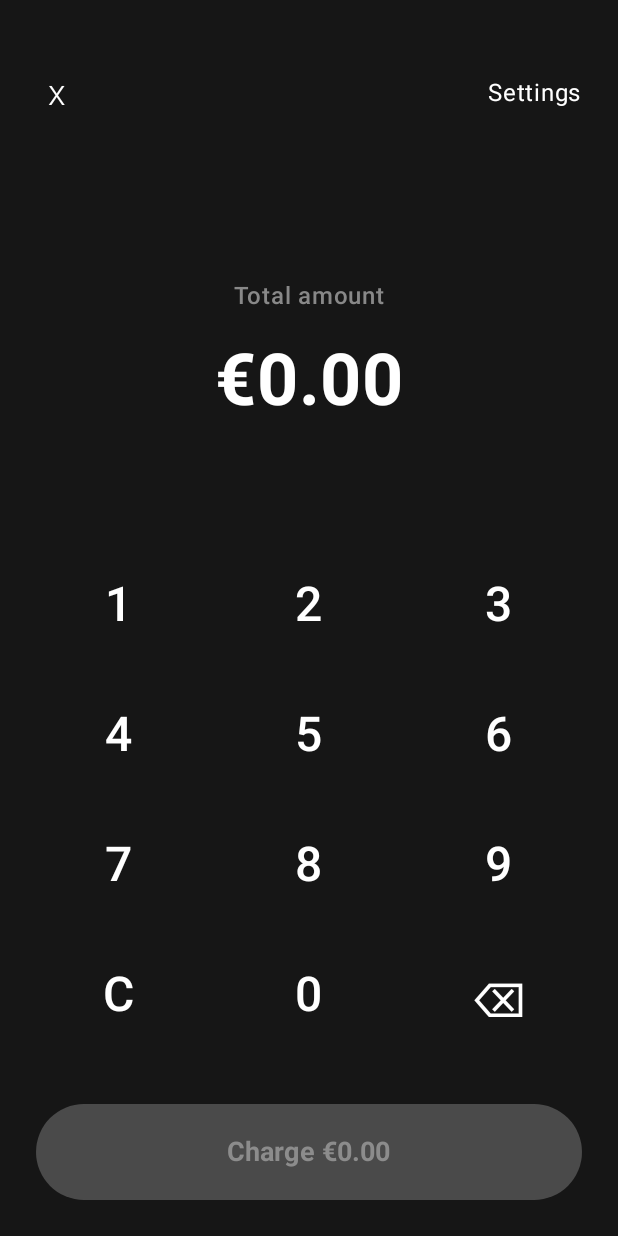
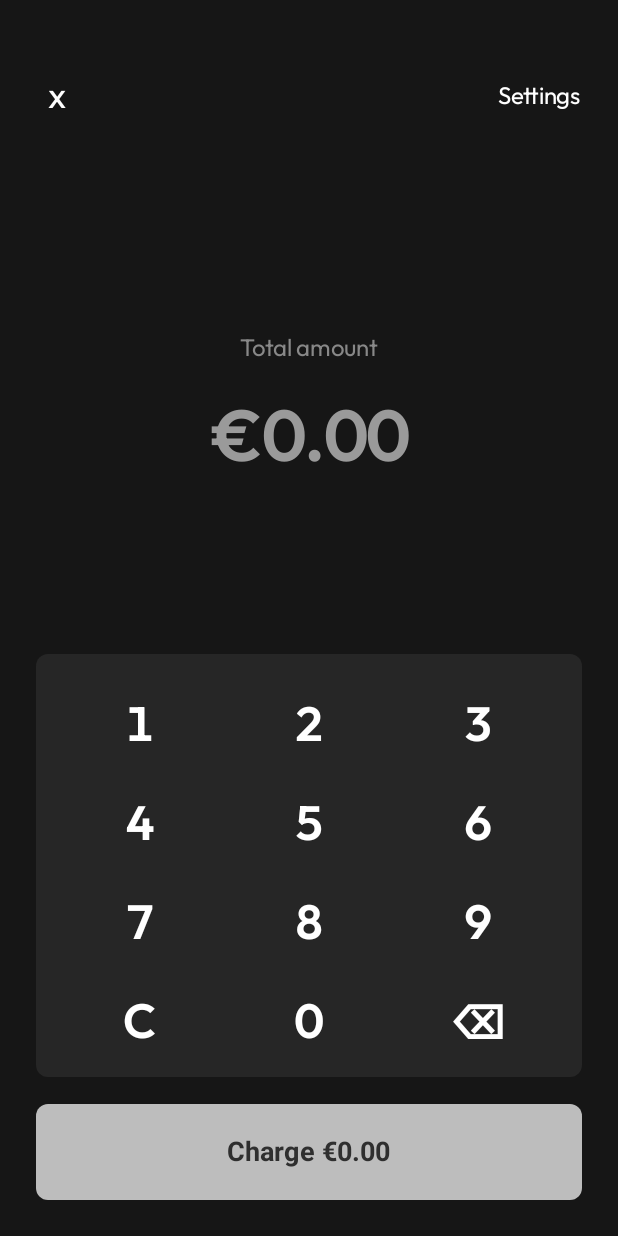
Before and after one commit to NadeNa720/POS, an Android app built with Jetpack Compose: the screen it shows after launch (MainActivity), on a phone screen of 412 x 824 dp. Run offline under Robolectric (Android 15) with nearby library versions, the phone set to English and light mode, and no system bars.

Commit message:
Use Outfit fonts, fix Typography, enable tnum/lnum

```diff
--- a/app/src/main/java/com/example/w/core/ui/components/PosActionButton.kt
+++ b/app/src/main/java/com/example/w/core/ui/components/PosActionButton.kt
@@ -22,8 +22,8 @@ fun PosActionButton(
     enabled: Boolean = true,
     containerColor: Color = Color.White,
     contentColor: Color = Color.Black,
-    disabledContainerColor: Color = Color(0xFF4A4A4A),
-    disabledContentColor: Color = Color(0xFF8C8C8C)
+    disabledContainerColor: Color = Color(0xFFBDBDBD),
+    disabledContentColor: Color = Color(0xFF2F2F2F)
 ) {
     Button(
         onClick = onClick,
@@ -31,7 +31,7 @@ fun PosActionButton(
             .fillMaxWidth()
             .height(64.dp),
         enabled = enabled,
-        shape = RoundedCornerShape(percent = 50),
+        shape = androidx.compose.foundation.shape.RoundedCornerShape(8.dp),
         colors = ButtonDefaults.buttonColors(
             containerColor = containerColor,
             contentColor = contentColor,
--- a/app/src/main/java/com/example/w/core/ui/components/PosKeypadButton.kt
+++ b/app/src/main/java/com/example/w/core/ui/components/PosKeypadButton.kt
@@ -17,12 +17,14 @@ import androidx.compose.ui.unit.TextUnit
 import androidx.compose.ui.unit.dp
 import androidx.compose.ui.unit.sp
 
+import com.example.w.ui.theme.SFPro
+
 @Composable
 fun PosKeypadButton(
     text: String,
     onClick: () -> Unit,
     modifier: Modifier = Modifier,
-    shape: Shape = CircleShape,
+    shape: Shape = androidx.compose.foundation.shape.RoundedCornerShape(6.dp),
     backgroundColor: Color = Color.Transparent,
     contentColor: Color = Color.White,
     fontSize: TextUnit = 32.sp
@@ -36,12 +38,17 @@ fun PosKeypadButton(
     ) {
         Box(
             contentAlignment = Alignment.Center,
-            modifier = Modifier.padding(16.dp)
+            modifier = Modifier
+                .fillMaxSize()
+                .padding(8.dp)
         ) {
             Text(
                 text = text,
                 fontSize = fontSize,
-                fontWeight = FontWeight.Medium
+                fontWeight = FontWeight.SemiBold,
+                letterSpacing = (-0.25).sp,
+                fontFamily = SFPro,
+                style = androidx.compose.ui.text.TextStyle(fontFeatureSettings = "tnum,lnum")
             )
         }
     }
--- a/app/src/main/java/com/example/w/feature/charge/ChargeScreen.kt
+++ b/app/src/main/java/com/example/w/feature/charge/ChargeScreen.kt
@@ -85,81 +85,83 @@ fun ChargeScreen(
                 Text(
                     text = viewModel.formatAmount(state.amountCents),
                     fontSize = 48.sp,
-                    fontWeight = FontWeight.Bold,
+                    fontWeight = FontWeight.SemiBold,
                     textAlign = TextAlign.Center,
-                    color = Color.White
+                    letterSpacing = (-0.25).sp,
+                    fontFamily = com.example.w.ui.theme.SFPro,
+                    color = if (state.amountCents == 0L) Color(0xFF9A9A9A) else Color.White,
+                    style = androidx.compose.ui.text.TextStyle(fontFeatureSettings = "tnum,lnum")
                 )
             }
 
-            // Keypad Area
+            // Keypad Area — контейнер «поле» ближе к краям и с меньшим скруглением
+            androidx.compose.material3.Surface(
+                modifier = Modifier
+                    .fillMaxWidth(),
+                shape = androidx.compose.foundation.shape.RoundedCornerShape(8.dp),
+                color = Color(0xFF262626),
+                contentColor = Color.White
+            ) {
                 Column(
-                modifier = Modifier.fillMaxWidth(),
-                verticalArrangement = Arrangement.spacedBy(16.dp),
+                    modifier = Modifier
+                        .fillMaxWidth()
+                        .padding(start = 16.dp, end = 16.dp, top = 16.dp, bottom = 8.dp),
+                    verticalArrangement = Arrangement.spacedBy(6.dp),
                     horizontalAlignment = Alignment.CenterHorizontally
                 ) {
-                val buttonModifier = Modifier.weight(1f)
+                    val buttonModifier = Modifier
+                        .weight(1f)
+                        .height(60.dp)
 
-                // Row 1
                     Row(
                         modifier = Modifier.fillMaxWidth(),
-                    horizontalArrangement = Arrangement.spacedBy(16.dp)
+                        horizontalArrangement = Arrangement.spacedBy(6.dp)
                     ) {
                         KeypadDigit(1, viewModel, buttonModifier)
                         KeypadDigit(2, viewModel, buttonModifier)
                         KeypadDigit(3, viewModel, buttonModifier)
                     }
-
-                // Row 2
                     Row(
                         modifier = Modifier.fillMaxWidth(),
-                    horizontalArrangement = Arrangement.spacedBy(16.dp)
+                        horizontalArrangement = Arrangement.spacedBy(6.dp)
                     ) {
                         KeypadDigit(4, viewModel, buttonModifier)
                         KeypadDigit(5, viewModel, buttonModifier)
                         KeypadDigit(6, viewModel, buttonModifier)
                     }
-
-                // Row 3
                     Row(
                         modifier = Modifier.fillMaxWidth(),
-                    horizontalArrangement = Arrangement.spacedBy(16.dp)
+                        horizontalArrangement = Arrangement.spacedBy(6.dp)
                     ) {
                         KeypadDigit(7, viewModel, buttonModifier)
                         KeypadDigit(8, viewModel, buttonModifier)
                         KeypadDigit(9, viewModel, buttonModifier)
                     }
-
-                // Row 4
                     Row(
                         modifier = Modifier.fillMaxWidth(),
-                    horizontalArrangement = Arrangement.spacedBy(16.dp)
+                        horizontalArrangement = Arrangement.spacedBy(6.dp)
                     ) {
-                    // Clear Button (C)
                         PosKeypadButton(
                             text = "C",
                             onClick = { viewModel.onEvent(ChargeEvent.Clear) },
                             modifier = buttonModifier
                         )
-
-                    // 0 Button
                         KeypadDigit(0, viewModel, buttonModifier)
-
-                    // Backspace Button
                         PosKeypadButton(
-                        text = "⌫", // Or use a proper icon if possible, but unicode works for now
+                            text = "⌫",
                             onClick = { viewModel.onEvent(ChargeEvent.DeleteLast) },
-                        modifier = buttonModifier // Consider using an Icon here in real app
+                            modifier = buttonModifier
                         )
                     }
                 }
+            }
 
-            Spacer(modifier = Modifier.height(32.dp))
+            Spacer(modifier = Modifier.height(18.dp))
 
-            // Action Button
             PosActionButton(
                 text = "Charge ${viewModel.formatAmount(state.amountCents)}",
                 onClick = { viewModel.onEvent(ChargeEvent.Charge) },
-                enabled = state.amountCents > 0,
+                enabled = state.amountCents > 0L,
                 containerColor = Color.White,
                 contentColor = Color.Black
             )
--- a/app/src/main/java/com/example/w/ui/theme/Type.kt
+++ b/app/src/main/java/com/example/w/ui/theme/Type.kt
@@ -4,31 +4,30 @@ import androidx.compose.material3.Typography
 import androidx.compose.ui.text.TextStyle
 import androidx.compose.ui.text.font.FontFamily
 import androidx.compose.ui.text.font.FontWeight
+import androidx.compose.ui.text.font.Font
 import androidx.compose.ui.unit.sp
+import com.example.w.R
 
-// Set of Material typography styles to start with
+val SFPro = FontFamily(
+    Font(R.font.outfit_regular, weight = FontWeight.Normal),
+    Font(R.font.outfit_semibold, weight = FontWeight.SemiBold),
+    Font(R.font.outfit_bold, weight = FontWeight.Bold)
+)
 val Typography = Typography(
     bodyLarge = TextStyle(
-        fontFamily = FontFamily.Default,
+        fontFamily = SFPro,
         fontWeight = FontWeight.Normal,
         fontSize = 16.sp,
         lineHeight = 24.sp,
-        letterSpacing = 0.5.sp
+        letterSpacing = (-0.2).sp
+    ),
+    displayLarge = TextStyle(
+        fontFamily = SFPro,
+        fontWeight = FontWeight.SemiBold,
+        fontSize = 48.sp,
+        lineHeight = 52.sp,
+        letterSpacing = (-0.25).sp,
+        fontFeatureSettings = "tnum,lnum"
     )
-    /* Other default text styles to override
-    titleLarge = TextStyle(
-        fontFamily = FontFamily.Default,
-        fontWeight = FontWeight.Normal,
-        fontSize = 22.sp,
-        lineHeight = 28.sp,
-        letterSpacing = 0.sp
-    ),
-    labelSmall = TextStyle(
-        fontFamily = FontFamily.Default,
-        fontWeight = FontWeight.Medium,
-        fontSize = 11.sp,
-        lineHeight = 16.sp,
-        letterSpacing = 0.5.sp
-    )
-    */
+    /* Other default text styles to override */
 )
```
Also changed, not shown: app/src/main/res/font/outfit_black.ttf (added), app/src/main/res/font/outfit_bold.ttf (added), app/src/main/res/font/outfit_extrabold.ttf (added), app/src/main/res/font/outfit_extralight.ttf (added), app/src/main/res/font/outfit_light.ttf (added), app/src/main/res/font/outfit_medium.ttf (added), app/src/main/res/font/outfit_regular.ttf (added), app/src/main/res/font/outfit_semibold.ttf (added), app/src/main/res/font/outfit_thin.ttf (added). Lines whose indentation alone changed are shown as unchanged.
